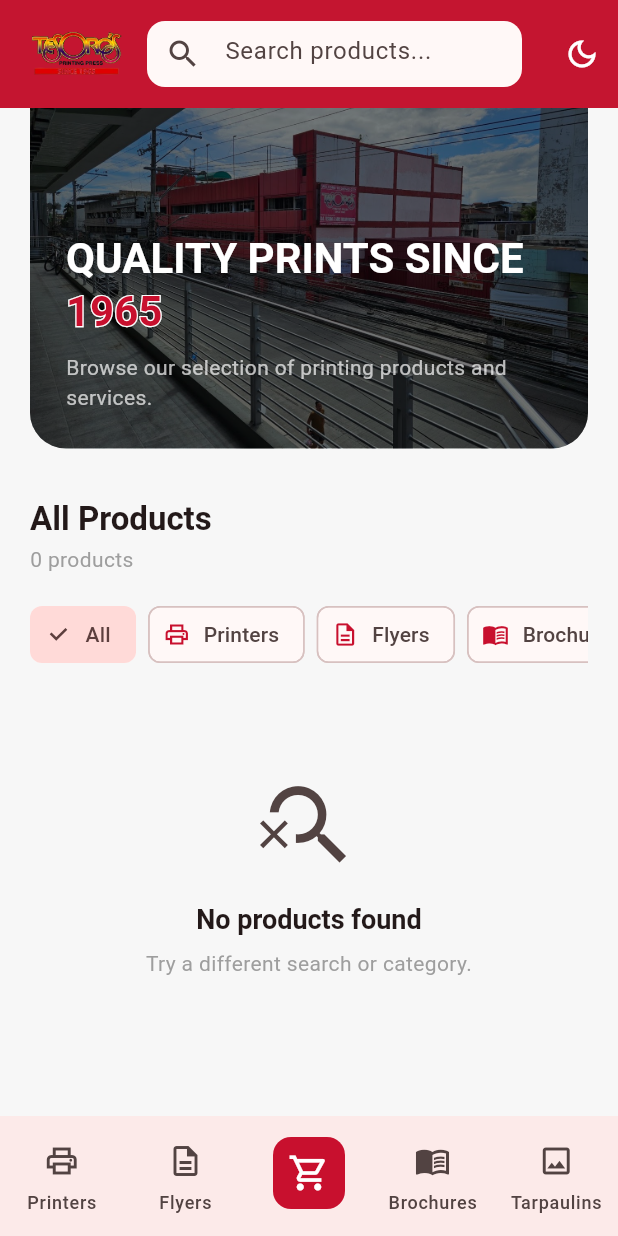
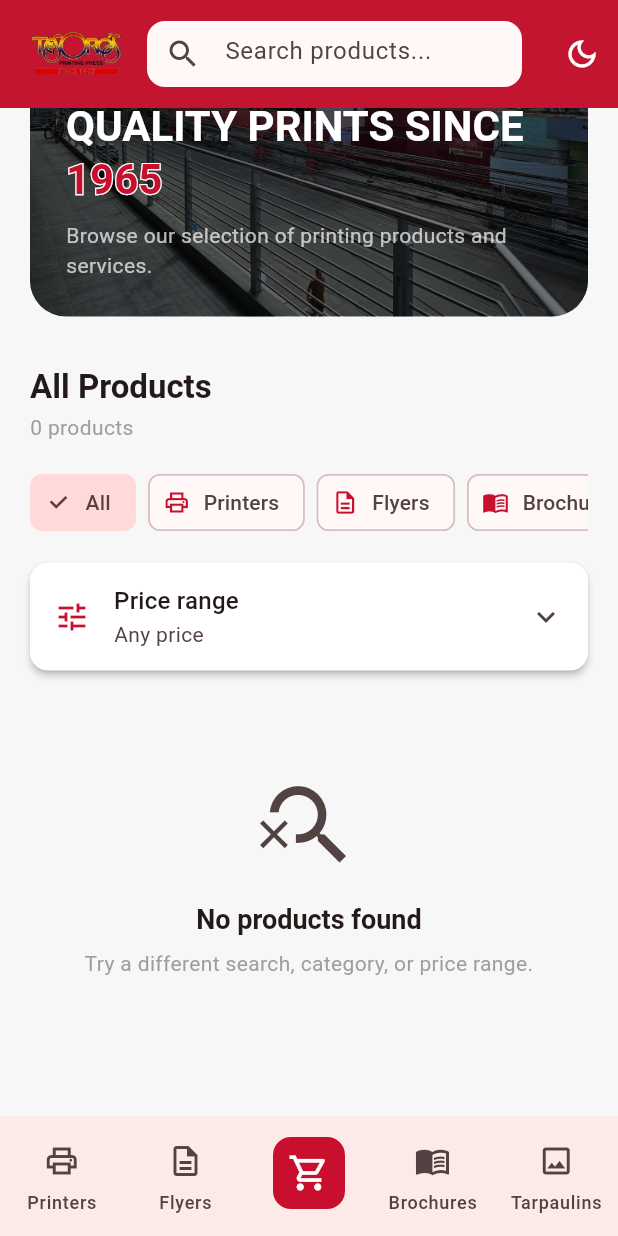
Before and after one commit to samTesoro/Tesoro-CS-Elective-2, a Flutter app: the screen it shows after launch, after a tap on "All", on a phone screen of 412 x 824 dp. Run offline on Flutter 3.47's test engine with Material 3 defaults, Android fonts, the light colour scheme and no system bars; our stand-ins replace go_router, supabase_flutter; accounts and stored records are empty.

Commit message:
Added a price filter (price slider) module

```diff
--- a/lib/providers/product_provider.dart
+++ b/lib/providers/product_provider.dart
@@ -17,6 +17,8 @@ class ProductProvider extends ChangeNotifier {
 
   final ProductService _service;
 
+  static const double priceStep = 100;
+
   ProductProvider(this._service);
 
   ProductStatus _status = ProductStatus.loading;
@@ -24,6 +26,12 @@ class ProductProvider extends ChangeNotifier {
   String _errorMessage = '';
   String? _selectedCategory;
   String _search = '';
+
+  bool _boundsLoaded = false;
+  double _minPriceBound = 0;
+  double _maxPriceBound = 0;
+  double _minPrice = 0;
+  double _maxPrice = 0;
 
   Timer? _searchDebounce;
   int _requestId = 0;
@@ -33,8 +41,18 @@ class ProductProvider extends ChangeNotifier {
   String get errorMessage => _errorMessage;
   String? get selectedCategory => _selectedCategory;
   String get search => _search;
+  double get minPriceBound => _minPriceBound;
+  double get maxPriceBound => _maxPriceBound;
+  double get minPrice => _minPrice;
+  double get maxPrice => _maxPrice;
+  bool get hasPriceBounds => _boundsLoaded && _maxPriceBound > _minPriceBound;
+  bool get isPriceFiltered =>
+      _boundsLoaded &&
+      (_minPrice > _minPriceBound || _maxPrice < _maxPriceBound);
   bool get hasActiveFilters =>
-      _selectedCategory != null || _search.trim().isNotEmpty;
+      _selectedCategory != null ||
+      _search.trim().isNotEmpty ||
+      isPriceFiltered;
 
   Future<void> fetchProducts() async {
     final requestId = ++_requestId;
@@ -43,9 +61,14 @@ class ProductProvider extends ChangeNotifier {
     notifyListeners();
 
     try {
+      if (!_boundsLoaded) await _loadPriceBounds();
+      if (requestId != _requestId) return;
+
       final result = await _service.fetchProducts(
         category: _selectedCategory,
         search: _search,
+        minPrice: isPriceFiltered ? _minPrice : null,
+        maxPrice: isPriceFiltered ? _maxPrice : null,
       );
       if (requestId != _requestId) return;
       _products = result;
@@ -56,6 +79,45 @@ class ProductProvider extends ChangeNotifier {
       _status = ProductStatus.error;
     }
     notifyListeners();
+  }
+
+  Future<void> _loadPriceBounds() async {
+    final keepRange = isPriceFiltered;
+    final bounds = await _service.fetchPriceBounds();
+
+    _minPriceBound = (bounds.min / priceStep).floorToDouble() * priceStep;
+    _maxPriceBound = (bounds.max / priceStep).ceilToDouble() * priceStep;
+    if (_maxPriceBound <= _minPriceBound) {
+      _maxPriceBound = _minPriceBound + priceStep;
+    }
+
+    if (keepRange) {
+      _minPrice = _minPrice.clamp(_minPriceBound, _maxPriceBound);
+      _maxPrice = _maxPrice.clamp(_minPrice, _maxPriceBound);
+    } else {
+      _minPrice = _minPriceBound;
+      _maxPrice = _maxPriceBound;
+    }
+
+    _boundsLoaded = true;
+  }
+
+  void previewPriceRange(double start, double end) {
+    _minPrice = start;
+    _maxPrice = end;
+    notifyListeners();
+  }
+
+  void applyPriceRange(double start, double end) {
+    _minPrice = start;
+    _maxPrice = end;
+    fetchProducts();
+  }
+
+  void resetPriceRange() {
+    _minPrice = _minPriceBound;
+    _maxPrice = _maxPriceBound;
+    fetchProducts();
   }
 
   void setCategory(String? category) {
@@ -78,17 +140,21 @@ class ProductProvider extends ChangeNotifier {
     _searchDebounce?.cancel();
     _selectedCategory = null;
     _search = '';
+    _minPrice = _minPriceBound;
+    _maxPrice = _maxPriceBound;
     fetchProducts();
   }
 
   Future<Product> updateProduct(Product product) async {
     final updated = await _service.updateProduct(product);
+    _boundsLoaded = false;
     await fetchProducts();
     return updated;
   }
 
   Future<void> deleteProduct(int id) async {
     await _service.deleteProduct(id);
+    _boundsLoaded = false;
     await fetchProducts();
   }
 
--- a/lib/screens/home_screen.dart
+++ b/lib/screens/home_screen.dart
@@ -290,6 +290,69 @@ class _HomeScreenState extends State<HomeScreen> {
     );
   }
 
+  Widget _buildPriceFilter(ThemeData theme, ProductProvider provider) {
+    if (!provider.hasPriceBounds) return const SizedBox.shrink();
+
+    final min = provider.minPriceBound;
+    final max = provider.maxPriceBound;
+    final start = provider.minPrice.clamp(min, max);
+    final end = provider.maxPrice.clamp(start, max);
+
+    return Card(
+      margin: EdgeInsets.zero,
+      clipBehavior: Clip.antiAlias,
+      child: ExpansionTile(
+        shape: const Border(),
+        collapsedShape: const Border(),
+        tilePadding: const EdgeInsets.symmetric(horizontal: 16),
+        childrenPadding: const EdgeInsets.fromLTRB(8, 0, 8, 12),
+        leading: Icon(Icons.tune, color: theme.colorScheme.primary),
+        title: Text('Price range', style: theme.textTheme.titleMedium),
+        subtitle: Text(
+          provider.isPriceFiltered
+              ? '${_peso(start)} – ${_peso(end)}'
+              : 'Any price',
+          style: theme.textTheme.bodyMedium?.copyWith(
+            color: provider.isPriceFiltered
+                ? theme.colorScheme.primary
+                : theme.colorScheme.onSurfaceVariant,
+            fontWeight:
+                provider.isPriceFiltered ? FontWeight.bold : FontWeight.normal,
+          ),
+        ),
+        children: [
+          RangeSlider(
+            values: RangeValues(start, end),
+            min: min,
+            max: max,
+            divisions: ((max - min) / ProductProvider.priceStep).round(),
+            labels: RangeLabels(_peso(start), _peso(end)),
+            onChanged: (values) =>
+                provider.previewPriceRange(values.start, values.end),
+            onChangeEnd: (values) =>
+                provider.applyPriceRange(values.start, values.end),
+          ),
+          Padding(
+            padding: const EdgeInsets.symmetric(horizontal: 16),
+            child: Row(
+              children: [
+                Text(_peso(min), style: theme.textTheme.bodySmall),
+                const Spacer(),
+                TextButton(
+                  onPressed:
+                      provider.isPriceFiltered ? provider.resetPriceRange : null,
+                  child: const Text('Reset'),
+                ),
+                const Spacer(),
+                Text(_peso(max), style: theme.textTheme.bodySmall),
+              ],
+            ),
+          ),
+        ],
+      ),
+    );
+  }
+
   Widget _buildProducts(ThemeData theme, ProductProvider provider) {
     if (provider.status == ProductStatus.loading && provider.products.isEmpty) {
       return const Padding(
@@ -312,7 +375,7 @@ class _HomeScreenState extends State<HomeScreen> {
       return _MessageView(
         icon: Icons.search_off_outlined,
         title: 'No products found',
-        message: 'Try a different search or category.',
+        message: 'Try a different search, category, or price range.',
         actionLabel: provider.hasActiveFilters ? 'Clear filters' : null,
         onAction: provider.hasActiveFilters ? _clearFilters : null,
       );
@@ -429,6 +492,9 @@ class _HomeScreenState extends State<HomeScreen> {
               const SizedBox(height: 16),
 
               _buildFilterChips(provider),
+              const SizedBox(height: 16),
+
+              _buildPriceFilter(theme, provider),
               const SizedBox(height: 8),
 
               _buildProducts(theme, provider),
@@ -475,6 +541,18 @@ class _HomeScreenState extends State<HomeScreen> {
       ),
     );
   }
+}
+
+String _peso(double value) {
+  final digits = value.round().toString();
+  final buffer = StringBuffer();
+
+  for (var i = 0; i < digits.length; i++) {
+    if (i > 0 && (digits.length - i) % 3 == 0) buffer.write(',');
+    buffer.write(digits[i]);
+  }
+
+  return '₱$buffer';
 }
 
 class _ProductGrid extends StatelessWidget {
--- a/lib/services/product_service.dart
+++ b/lib/services/product_service.dart
@@ -13,6 +13,8 @@ class ProductService {
   Future<List<Product>> fetchProducts({
     String? category,
     String search = '',
+    double? minPrice,
+    double? maxPrice,
   }) async {
     var query = _client.from(_table).select();
 
@@ -27,9 +29,40 @@ class ProductService {
       );
     }
 
+    if (minPrice != null) {
+      query = query.gte('price', minPrice);
+    }
+
+    if (maxPrice != null) {
+      query = query.lte('price', maxPrice);
+    }
+
     final rows = await query.order('id', ascending: true);
 
     return rows.map(Product.fromMap).toList();
+  }
+
+  Future<({double min, double max})> fetchPriceBounds() async {
+    final lowest = await _client
+        .from(_table)
+        .select('price')
+        .order('price', ascending: true)
+        .limit(1);
+
+    final highest = await _client
+        .from(_table)
+        .select('price')
+        .order('price', ascending: false)
+        .limit(1);
+
+    if (lowest.isEmpty || highest.isEmpty) {
+      return (min: 0.0, max: 0.0);
+    }
+
+    return (
+      min: (lowest.first['price'] as num).toDouble(),
+      max: (highest.first['price'] as num).toDouble(),
+    );
   }
 
   Future<Product> updateProduct(Product product) async {
```
